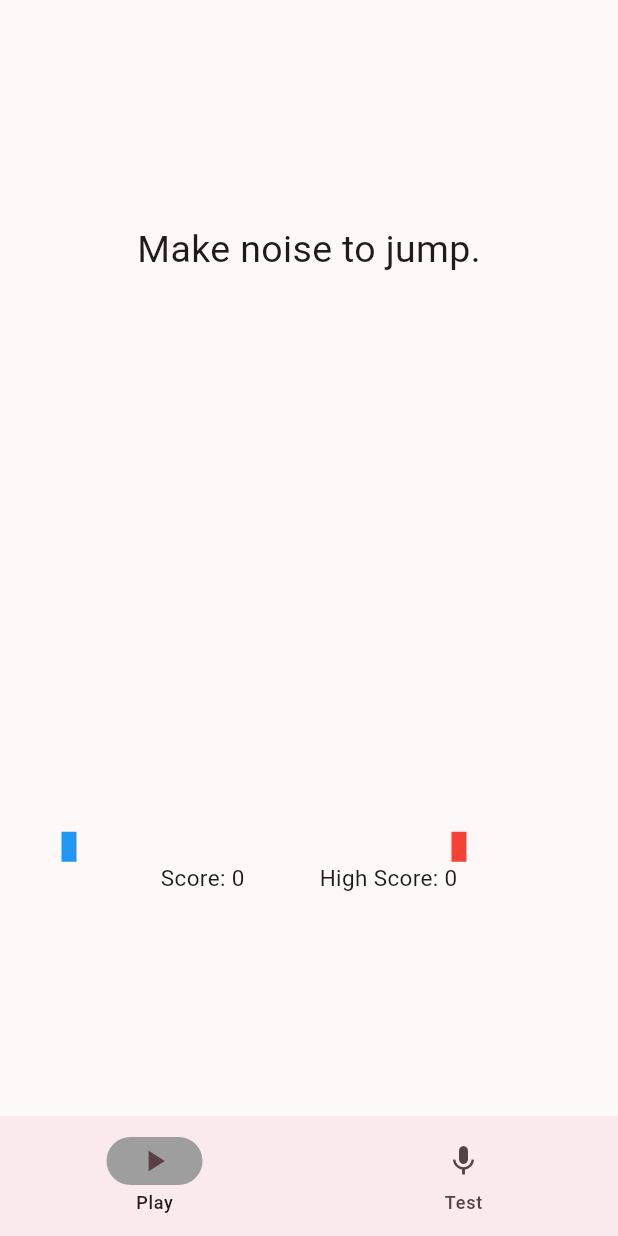
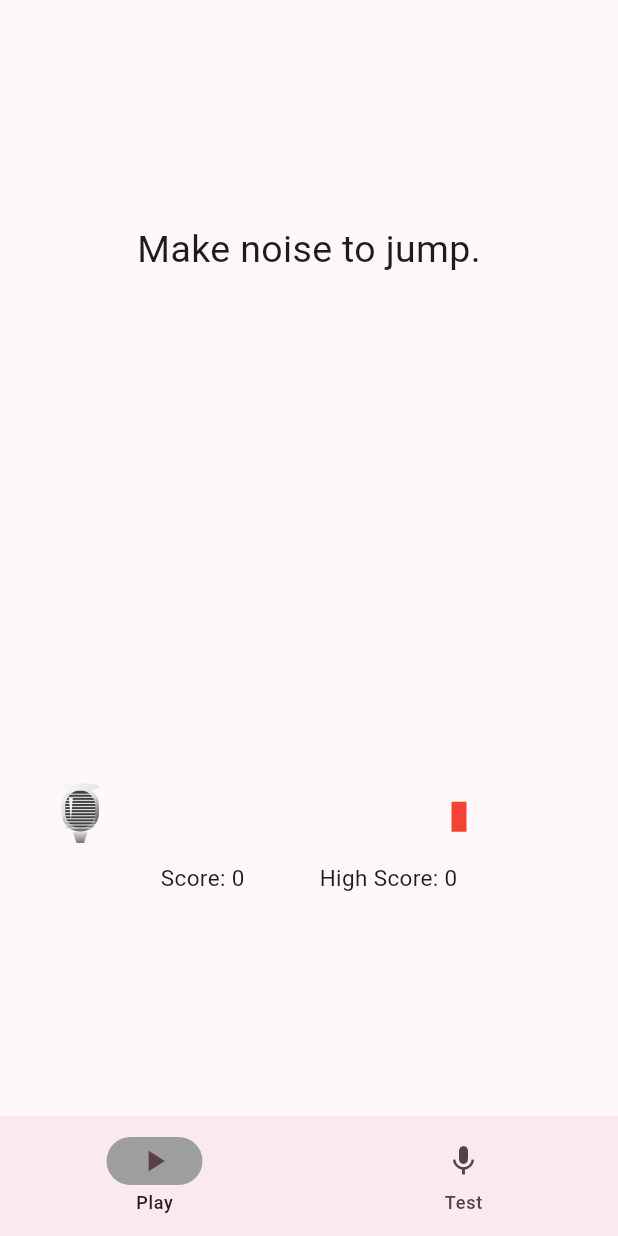
Before and after one commit to tuck3rb/Big-Mics, a Flutter app: the screen it shows after launch, after a tap on "Start Game", on a phone screen of 412 x 824 dp. Run offline on Flutter 3.47's test engine with Material 3 defaults, Android fonts, the phone set to English and light mode, and no system bars; our stand-ins replace permission_handler; missing offline and left inert: noise_meter.

Commit message:
Added new functions to BigMicBoardPainter
Added new functionality to draw big mic as a an old standing radio microphone.

```diff
--- a/big_mics_playtime/lib/widgets/BigMic.dart
+++ b/big_mics_playtime/lib/widgets/BigMic.dart
@@ -43,25 +43,130 @@ class BigMicBoardPainter extends CustomPainter {
   final GameState? state;
   final double cellSize;
 
+  void drawMicrophone(Canvas canvas, double x, double y, Size canvasSize) {
+    final double size = cellSize * 2.5; // Increased base size for better detail
+
+    // Metallic silver colors
+    final Color baseMetallic = Colors.grey[300]!;
+    final Color darkMetallic = Colors.grey[600]!;
+    final Color lightMetallic = Colors.grey[100]!;
+    final Color meshColor = Colors.grey[800]!;
+
+    // Main body paint with gradient for metallic effect
+    final Paint bodyPaint = Paint()
+      ..shader = LinearGradient(
+        begin: Alignment.topLeft,
+        end: Alignment.bottomRight,
+        colors: [lightMetallic, baseMetallic, darkMetallic],
+        stops: const [0.2, 0.5, 0.8],
+      ).createShader(Rect.fromLTWH(x, y - size * 1.5, size, size * 1.5));
+
+    // Mesh background
+    final Paint meshBackgroundPaint = Paint()
+      ..color = meshColor
+      ..style = PaintingStyle.fill;
+
+    // Highlight paint
+    final Paint highlightPaint = Paint()
+      ..color = lightMetallic
+      ..style = PaintingStyle.fill;
+
+    // Draw main body sphere
+    Path mainBody = Path();
+    RRect bodyShape = RRect.fromRectAndRadius(
+      Rect.fromLTWH(x, y - size * 1.2, size, size * 1.2),
+      Radius.circular(size * 0.5),
+    );
+    mainBody.addRRect(bodyShape);
+    canvas.drawPath(mainBody, bodyPaint);
+
+    // Draw mesh background
+    Path meshPath = Path();
+    RRect meshShape = RRect.fromRectAndRadius(
+      Rect.fromLTWH(x + size * 0.1, y - size * 1.1, size * 0.8, size * 1.0),
+      Radius.circular(size * 0.4),
+    );
+    meshPath.addRRect(meshShape);
+    canvas.drawPath(meshPath, meshBackgroundPaint);
+
+    // Draw grille lines
+    final Paint grillePaint = Paint()
+      ..color = baseMetallic
+      ..style = PaintingStyle.stroke
+      ..strokeWidth = size * 0.03;
+
+    double grilleStart = y - size * 1.0;
+    double grilleEnd = y - size * 0.1;
+    double grilleWidth = size * 0.8;
+    int numberOfLines = 12;
+    double spacing = (grilleEnd - grilleStart) / (numberOfLines - 1);
+
+    for (int i = 0; i < numberOfLines; i++) {
+      double yPos = grilleStart + (spacing * i);
+      canvas.drawLine(
+        Offset(x + size * 0.1, yPos),
+        Offset(x + size * 0.9, yPos),
+        grillePaint,
+      );
+    }
+
+    // Draw top cap
+    Path topCap = Path();
+    topCap.addArc(
+      Rect.fromLTWH(x, y - size * 1.3, size, size * 0.2),
+      0,
+      3.14159 * 2,
+    );
+    canvas.drawPath(topCap, bodyPaint);
+
+    // Draw bottom mount
+    Paint mountPaint = Paint()
+      ..shader = LinearGradient(
+        begin: Alignment.topCenter,
+        end: Alignment.bottomCenter,
+        colors: [baseMetallic, darkMetallic],
+      ).createShader(Rect.fromLTWH(x, y, size, size * 0.3));
+
+    Path mount = Path();
+    mount.moveTo(x + size * 0.3, y);
+    mount.lineTo(x + size * 0.7, y);
+    mount.lineTo(x + size * 0.6, y + size * 0.3);
+    mount.lineTo(x + size * 0.4, y + size * 0.3);
+    mount.close();
+    canvas.drawPath(mount, mountPaint);
+
+    // Add highlight reflection
+    Path highlight = Path();
+    highlight.moveTo(x + size * 0.2, y - size * 0.9);
+    highlight.lineTo(x + size * 0.3, y - size * 0.9);
+    highlight.lineTo(x + size * 0.25, y - size * 0.3);
+    highlight.close();
+    canvas.drawPath(highlight, highlightPaint);
+  }
+
   @override
   void paint(Canvas canvas, Size size) {
-    final paintBox = Paint()
-      ..color = Colors.blue
-      ..style = PaintingStyle.fill;
-
+    // Draw obstacles
     final paintObstacle = Paint()
       ..color = Colors.red
       ..style = PaintingStyle.fill;
 
-    Rect boxRect = Rect.fromLTWH(10,
-        size.height - (state?.bigMicY ?? 0) * cellSize, cellSize, 2 * cellSize);
-    canvas.drawRect(boxRect, paintBox);
-
     state?.obstacles.forEach((obstacle) {
       Rect obstacleRect = Rect.fromLTWH(size.width - obstacle.x * cellSize,
-          size.height, cellSize, 2 * cellSize);
+          size.height - cellSize * 2, cellSize, cellSize * 2);
       canvas.drawRect(obstacleRect, paintObstacle);
     });
+
+    // Draw microphone sprite
+    if (state != null) {
+      drawMicrophone(
+          canvas,
+          10, // x position
+          size.height -
+              (state!.bigMicY * cellSize), // y position adjusted for jump
+          size // canvas size
+          );
+    }
   }
 
   @override
```
